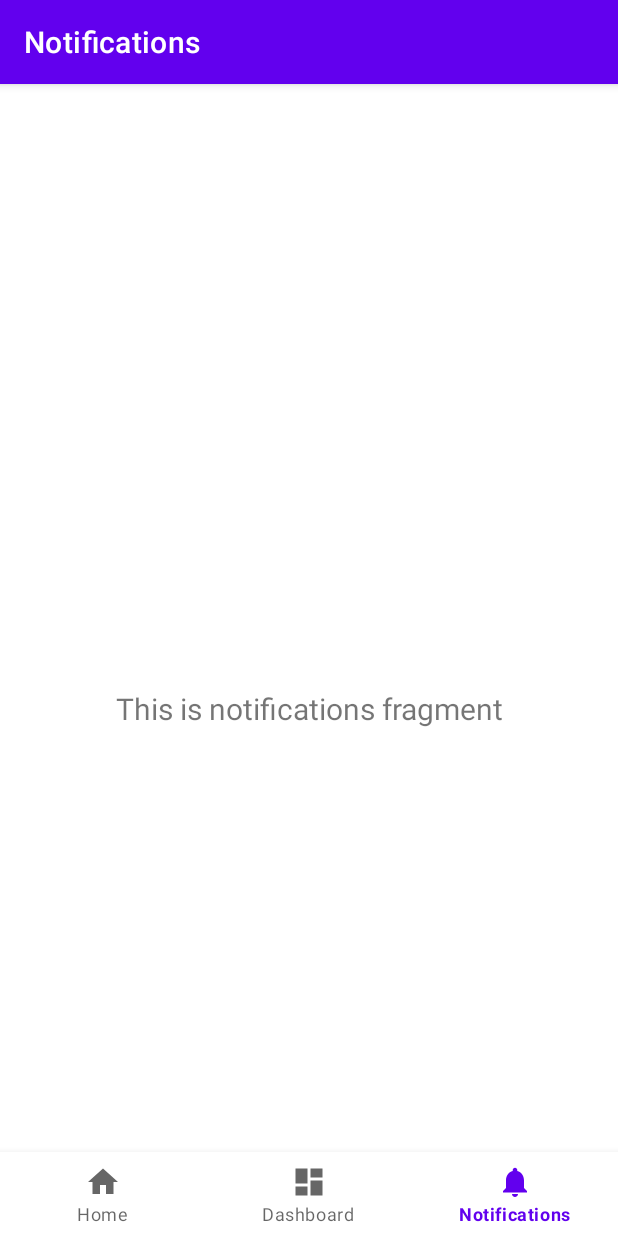
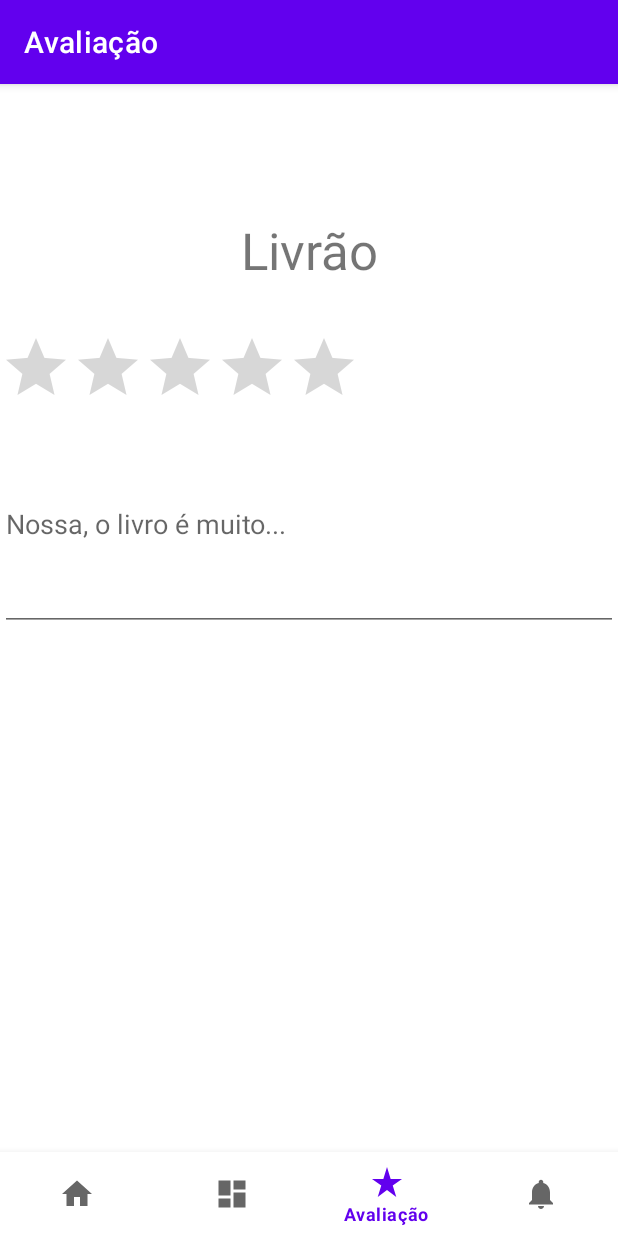
Before and after one commit to dduartee/LivroOwl, an Android app: the screen it shows after launch (MainActivity), item 3 of the bottom bar chosen, on a phone screen of 412 x 824 dp. Run offline under Robolectric (Android 15) with nearby library versions, the phone set to English and light mode, and no system bars; our stand-ins replace navigation-ui.

Commit message:
tela de avaliar livros desenhada

```diff
--- a/app/src/main/java/space/gaabe/mobile/livroowl/MainActivity.java
+++ b/app/src/main/java/space/gaabe/mobile/livroowl/MainActivity.java
@@ -27,7 +27,11 @@ public class MainActivity extends AppCompatActivity {
         // Passing each menu ID as a set of Ids because each
         // menu should be considered as top level destinations.
         AppBarConfiguration appBarConfiguration = new AppBarConfiguration.Builder(
-                R.id.navigation_home, R.id.navigation_dashboard, R.id.navigation_notifications)
+                R.id.navigation_home,
+                R.id.navigation_dashboard,
+                R.id.navigation_notifications,
+                R.id.navigation_avaliar_livro
+                )
                 .build();
         NavController navController = Navigation.findNavController(this, R.id.nav_host_fragment_activity_main);
         NavigationUI.setupActionBarWithNavController(this, navController, appBarConfiguration);
--- /dev/null
+++ b/app/src/main/java/space/gaabe/mobile/livroowl/ui/avaliacao/AvaliarLivroFragment.java
@@ -0,0 +1,66 @@
+package space.gaabe.mobile.livroowl.ui.avaliacao;
+
+import android.os.Bundle;
+
+import androidx.fragment.app.Fragment;
+
+import android.view.LayoutInflater;
+import android.view.View;
+import android.view.ViewGroup;
+
+import space.gaabe.mobile.livroowl.R;
+
+/**
+ * A simple {@link Fragment} subclass.
+ * Use the {@link AvaliarLivroFragment#newInstance} factory method to
+ * create an instance of this fragment.
+ */
+public class AvaliarLivroFragment extends Fragment {
+
+    // TODO: Rename parameter arguments, choose names that match
+    // the fragment initialization parameters, e.g. ARG_ITEM_NUMBER
+    private static final String ARG_PARAM1 = "param1";
+    private static final String ARG_PARAM2 = "param2";
+
+    // TODO: Rename and change types of parameters
+    private String mParam1;
+    private String mParam2;
+
+    public AvaliarLivroFragment() {
+        // Required empty public constructor
+    }
+
+    /**
+     * Use this factory method to create a new instance of
+     * this fragment using the provided parameters.
+     *
+     * @param param1 Parameter 1.
+     * @param param2 Parameter 2.
+     * @return A new instance of fragment AvaliarLivroFragment.
+     */
+    // TODO: Rename and change types and number of parameters
+    public static AvaliarLivroFragment newInstance(String param1, String param2) {
+        AvaliarLivroFragment fragment = new AvaliarLivroFragment();
+        Bundle args = new Bundle();
+        args.putString(ARG_PARAM1, param1);
+        args.putString(ARG_PARAM2, param2);
+        fragment.setArguments(args);
+        return fragment;
+    }
+
+    @Override
+    public void onCreate(Bundle savedInstanceState) {
+        super.onCreate(savedInstanceState);
+        if (getArguments() != null) {
+            mParam1 = getArguments().getString(ARG_PARAM1);
+            mParam2 = getArguments().getString(ARG_PARAM2);
+        }
+    }
+
+    @Override
+    public View onCreateView(LayoutInflater inflater, ViewGroup container,
+                             Bundle savedInstanceState) {
+        // Inflate the layout for this fragment
+        return inflater.inflate(R.layout.fragment_avaliar_livro, container, false);
+    }
+}
--- /dev/null
+++ b/app/src/main/res/drawable/baseline_star_rate_24.xml
@@ -0,0 +1,5 @@
+<vector xmlns:android="http://schemas.android.com/apk/res/android" android:height="24dp" android:tint="#000000" android:viewportHeight="24" android:viewportWidth="24" android:width="24dp">
+
+    <path android:fillColor="@android:color/white" android:pathData="M14.43,10l-2.43,-8l-2.43,8l-7.57,0l6.18,4.41l-2.35,7.59l6.17,-4.69l6.18,4.69l-2.35,-7.59l6.17,-4.41z"/>
+
+</vector>
--- /dev/null
+++ b/app/src/main/res/layout/fragment_avaliar_livro.xml
@@ -0,0 +1,53 @@
+<?xml version="1.0" encoding="utf-8"?>
+<FrameLayout xmlns:android="http://schemas.android.com/apk/res/android"
+    xmlns:tools="http://schemas.android.com/tools"
+    android:layout_width="match_parent"
+    android:layout_height="match_parent"
+    tools:context=".ui.avaliacao.AvaliarLivroFragment">
+
+    <ScrollView
+        android:layout_width="match_parent"
+        android:layout_height="match_parent">
+
+        <LinearLayout
+            android:layout_width="match_parent"
+            android:layout_height="wrap_content"
+            android:orientation="vertical">
+
+            <Space
+                android:layout_width="match_parent"
+                android:layout_height="32dp" />
+
+            <TextView
+                android:id="@+id/textView"
+                android:layout_width="match_parent"
+                android:layout_height="wrap_content"
+                android:text="@string/title_livro_avalicao"
+                android:textAlignment="center"
+                android:textSize="34sp" />
+
+            <Space
+                android:layout_width="match_parent"
+                android:layout_height="32dp" />
+
+            <RatingBar
+                android:id="@+id/idRatingBarAvaliacao"
+                android:layout_width="wrap_content"
+                android:layout_height="wrap_content"
+                android:numStars="5"
+                android:rating="0"
+                android:stepSize="0.5" />
+
+            <EditText
+                android:id="@+id/idComentarioAvalicao"
+                android:layout_width="match_parent"
+                android:layout_height="142dp"
+                android:ems="10"
+                android:hint="@string/hintComentarioText"
+                android:importantForAutofill="no"
+                android:inputType="text"
+                android:textAlignment="viewStart" />
+        </LinearLayout>
+    </ScrollView>
+
+</FrameLayout>
--- a/app/src/main/res/menu/bottom_nav_menu.xml
+++ b/app/src/main/res/menu/bottom_nav_menu.xml
@@ -10,10 +10,16 @@
         android:id="@+id/navigation_dashboard"
         android:icon="@drawable/ic_dashboard_black_24dp"
         android:title="@string/title_dashboard" />
+    <item
+        android:id="@+id/navigation_avaliar_livro"
+        android:icon="@drawable/baseline_star_rate_24"
+        android:title="@string/title_avaliacao" />
 
     <item
         android:id="@+id/navigation_notifications"
         android:icon="@drawable/ic_notifications_black_24dp"
         android:title="@string/title_notifications" />
 
+
+
 </menu>
--- a/app/src/main/res/navigation/mobile_navigation.xml
+++ b/app/src/main/res/navigation/mobile_navigation.xml
@@ -22,4 +22,9 @@
         android:name="space.gaabe.mobile.livroowl.ui.notifications.NotificationsFragment"
         android:label="@string/title_notifications"
         tools:layout="@layout/fragment_notifications" />
+    <fragment
+        android:id="@+id/navigation_avaliar_livro"
+        android:name="space.gaabe.mobile.livroowl.ui.avaliacao.AvaliarLivroFragment"
+        android:label="@string/title_avaliacao"
+        tools:layout="@layout/fragment_avaliar_livro" />
 </navigation>
--- a/app/src/main/res/values/strings.xml
+++ b/app/src/main/res/values/strings.xml
@@ -1,6 +1,12 @@
 <resources>
     <string name="app_name">LivroOwl</string>
-    <string name="title_home">Home</string>
-    <string name="title_dashboard">Dashboard</string>
-    <string name="title_notifications">Notifications</string>
+    <string name="title_home">Início</string>
+    <string name="title_dashboard">Painel</string>
+    <string name="title_notifications">Avisos</string>
+    <string name="title_avaliacao">Avaliação</string>
+    <!-- TODO: Remove or change this placeholder text -->
+    <string name="hello_blank_fragment">Hello blank fragment</string>
+    <string name="title_livro_avalicao">Livrão</string>
+    <string name="title_comentarios_avaliacao">Comentários</string>
+    <string name="hintComentarioText">Nossa, o livro é muito...</string>
 </resources>
```
